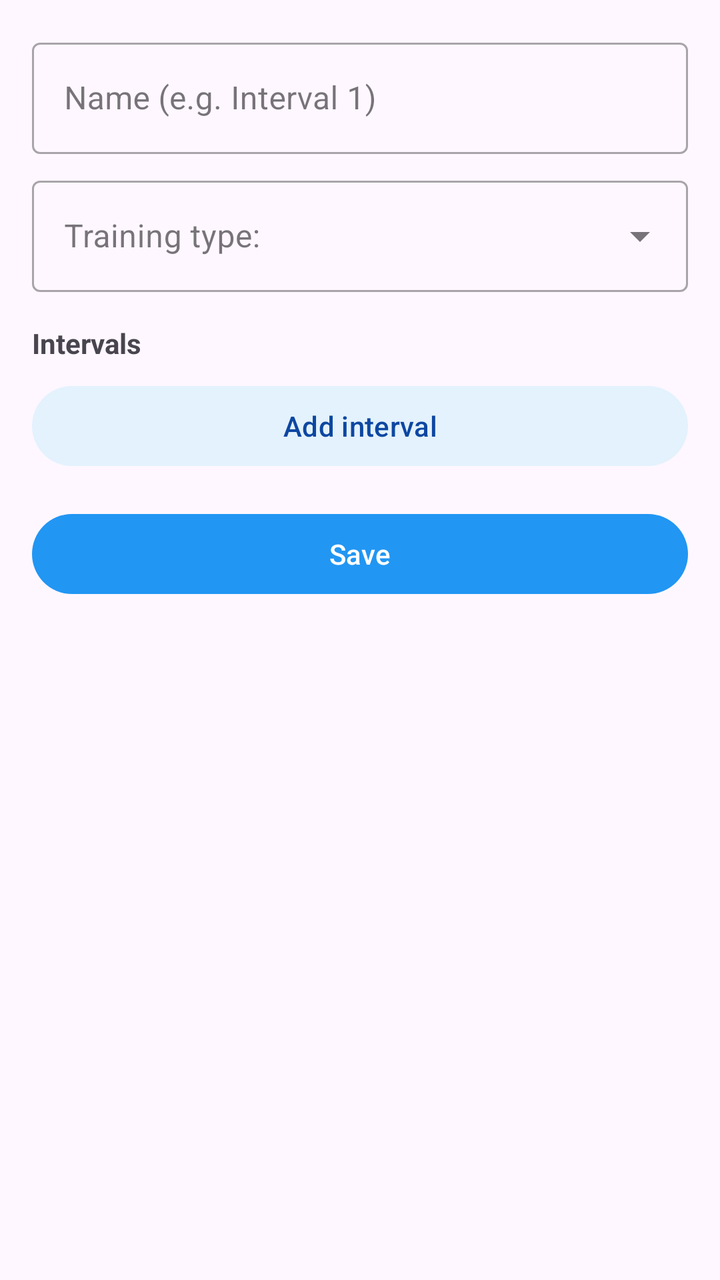
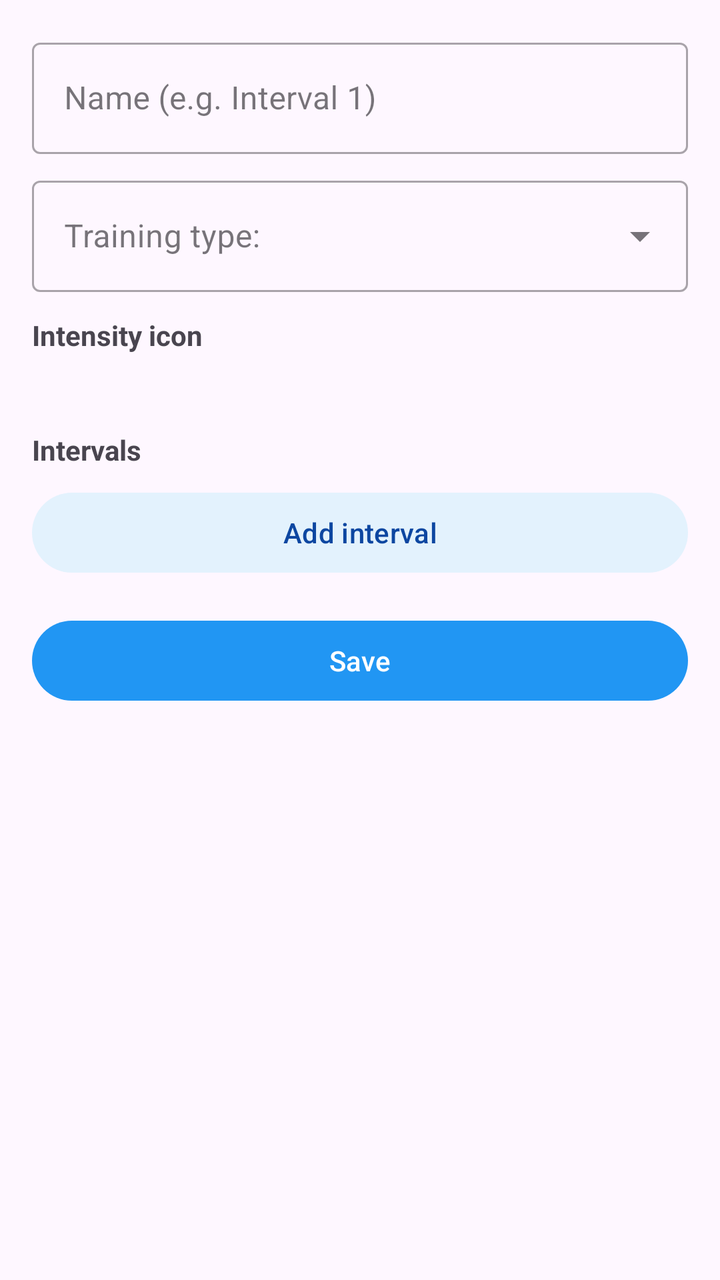

Two renders of the same Android screen: before a commit and after it. Below are the layout's source before the change and the commit's diff.
<!-- AndroidManifest.xml: application theme Theme.Runner -->
<!-- res/layout/fragment_template_edit.xml -->
<?xml version="1.0" encoding="utf-8"?>
<androidx.core.widget.NestedScrollView xmlns:android="http://schemas.android.com/apk/res/android"
    xmlns:app="http://schemas.android.com/apk/res-auto"
    android:id="@+id/scroll_template_edit"
    android:layout_width="match_parent"
    android:layout_height="match_parent"
    android:fillViewport="true">

    <LinearLayout
        android:layout_width="match_parent"
        android:layout_height="wrap_content"
        android:orientation="vertical"
        android:padding="16dp">

        <com.google.android.material.textfield.TextInputLayout
            android:layout_width="match_parent"
            android:layout_height="wrap_content"
            style="@style/Widget.MaterialComponents.TextInputLayout.OutlinedBox">

            <com.google.android.material.textfield.TextInputEditText
                android:id="@+id/editText_template_name"
                android:layout_width="match_parent"
                android:layout_height="wrap_content"
                android:hint="@string/template_name_hint" />
        </com.google.android.material.textfield.TextInputLayout>

        <com.google.android.material.textfield.TextInputLayout
            android:layout_width="match_parent"
            android:layout_height="wrap_content"
            android:layout_marginTop="8dp"
            style="@style/Widget.MaterialComponents.TextInputLayout.OutlinedBox.ExposedDropdownMenu">

            <AutoCompleteTextView
                android:id="@+id/autoComplete_workout_type"
                android:layout_width="match_parent"
                android:layout_height="wrap_content"
                android:inputType="none"
                android:hint="@string/add_workout_label_type" />
        </com.google.android.material.textfield.TextInputLayout>

        <TextView
            android:layout_width="wrap_content"
            android:layout_height="wrap_content"
            android:layout_marginTop="16dp"
            android:text="@string/template_segments"
            android:textStyle="bold" />

        <androidx.recyclerview.widget.RecyclerView
            android:id="@+id/recyclerView_segments"
            android:layout_width="match_parent"
            android:layout_height="wrap_content"
            android:nestedScrollingEnabled="false"
            android:overScrollMode="never" />

        <com.google.android.material.button.MaterialButton
            android:id="@+id/button_add_segment"
            style="@style/Widget.Material3.Button.TonalButton"
            android:layout_width="match_parent"
            android:layout_height="wrap_content"
            android:layout_marginTop="8dp"
            android:text="@string/template_add_segment" />

        <com.google.android.material.button.MaterialButton
            android:id="@+id/button_save_template"
            android:layout_width="match_parent"
            android:layout_height="wrap_content"
            android:layout_marginTop="16dp"
            android:text="@string/save" />

        <com.google.android.material.button.MaterialButton
            android:id="@+id/button_delete_template"
            style="@style/Widget.Material3.Button.OutlinedButton"
            android:layout_width="match_parent"
            android:layout_height="wrap_content"
            android:layout_marginTop="8dp"
            android:text="@string/delete"
            android:visibility="gone" />
    </LinearLayout>
</androidx.core.widget.NestedScrollView>
<!-- resources referenced by this layout -->
<resources>
  <string name="add_workout_label_type">Training type:</string>
  <string name="delete">Delete</string>
  <string name="save">Save</string>
  <string name="template_add_segment">Add interval</string>
  <string name="template_name_hint">Name (e.g. Interval 1)</string>
  <string name="template_segments">Intervals</string>
  <style name="Theme.Runner" parent="Theme.Material3.DayNight.NoActionBar">
          <item name="colorPrimary">@color/blue_500</item>
          <item name="colorOnPrimary">@color/white</item>
          <item name="colorPrimaryContainer">@color/blue_100</item>
          <item name="colorOnPrimaryContainer">@color/blue_900</item>
          <item name="colorSecondary">@color/blue_300</item>
          <item name="colorOnSecondary">@color/white</item>
          <item name="colorSecondaryContainer">@color/blue_50</item>
          <item name="colorOnSecondaryContainer">@color/blue_900</item>
          <item name="colorTertiary">@color/orange_500</item>
          <item name="colorOnTertiary">@color/white</item>
          <item name="colorError">@color/red_500</item>
          <item name="colorOnError">@color/white</item>
          <item name="android:statusBarColor">@color/blue_700</item>
          <item name="android:navigationBarColor">@color/white</item>
      </style>
  <color name="blue_500">#FF2196F3</color>
  <color name="white">#FFFFFFFF</color>
  <color name="blue_100">#FFBBDEFB</color>
  <color name="blue_900">#FF0D47A1</color>
  <color name="blue_300">#FF64B5F6</color>
  <color name="blue_50">#FFE3F2FD</color>
  <color name="orange_500">#FFFF9800</color>
  <color name="red_500">#FFF44336</color>
  <color name="blue_700">#FF1976D2</color>
</resources>

<!-- the commit's change to res/layout/fragment_template_edit.xml (unified diff, before → after) -->
@@ -41,6 +41,29 @@
         <TextView
             android:layout_width="wrap_content"
             android:layout_height="wrap_content"
+            android:layout_marginTop="12dp"
+            android:text="@string/intensity_icon_label"
+            android:textStyle="bold" />
+
+        <androidx.recyclerview.widget.RecyclerView
+            android:id="@+id/recyclerView_icons"
+            android:layout_width="match_parent"
+            android:layout_height="wrap_content"
+            android:layout_marginTop="4dp"
+            android:nestedScrollingEnabled="false"
+            android:orientation="horizontal" />
+
+        <TextView
+            android:id="@+id/textView_icon_hint"
+            android:layout_width="match_parent"
+            android:layout_height="wrap_content"
+            android:layout_marginTop="2dp"
+            android:textAppearance="?attr/textAppearanceBodySmall"
+            android:textColor="?attr/colorOnSurfaceVariant" />
+
+        <TextView
+            android:layout_width="wrap_content"
+            android:layout_height="wrap_content"
             android:layout_marginTop="16dp"
             android:text="@string/template_segments"
             android:textStyle="bold" />
<!-- resource entries referenced after the edit -->
@@ -2,6 +2,7 @@
 <resources>
   <string name="add_workout_label_type">Training type:</string>
   <string name="delete">Delete</string>
+  <string name="intensity_icon_label">Intensity icon</string>
   <string name="save">Save</string>
   <string name="template_add_segment">Add interval</string>
   <string name="template_name_hint">Name (e.g. Interval 1)</string>
